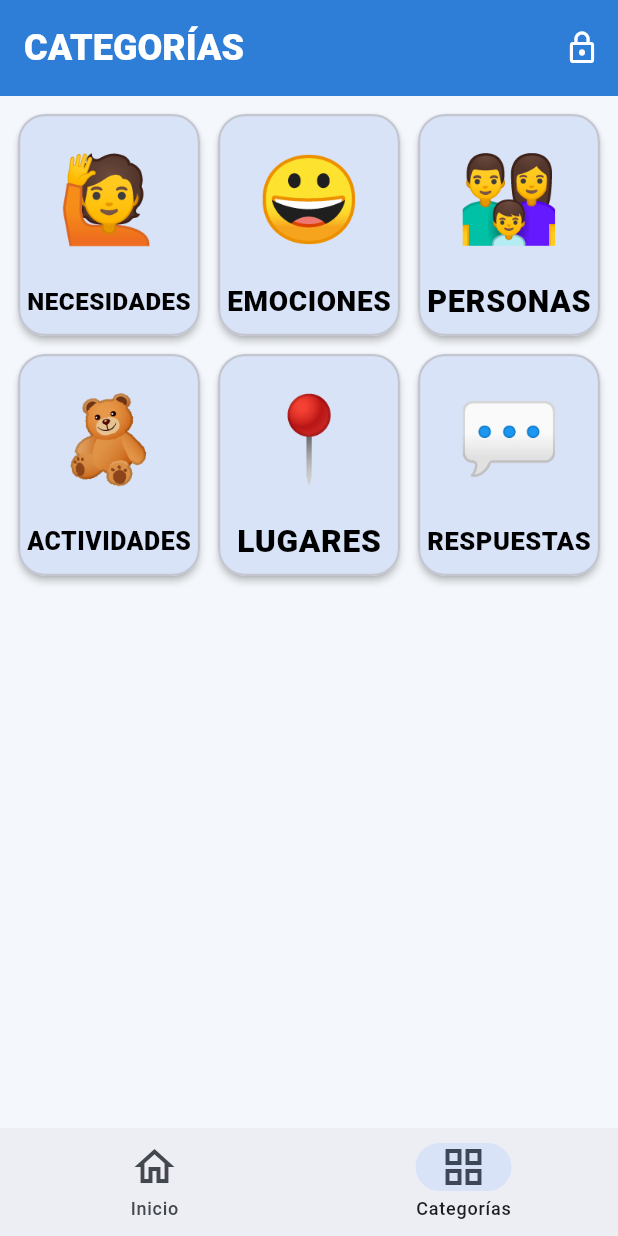
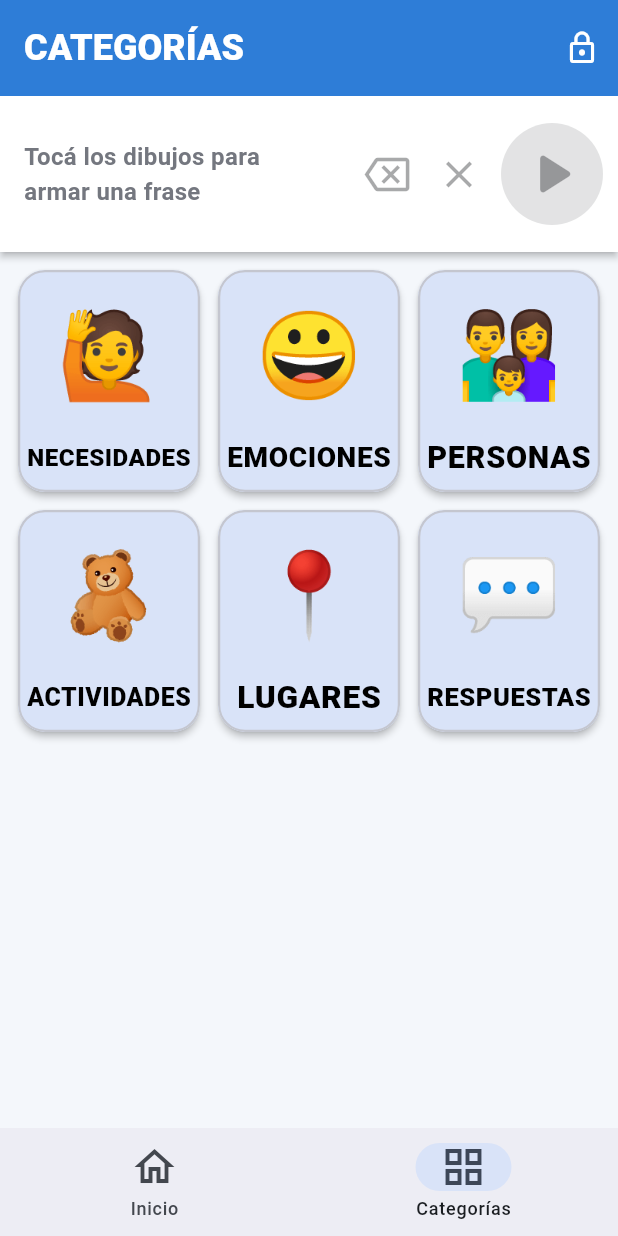
Before and after one commit to lordkindfyctyy/alejoapp, a Flutter app: the screen it shows after launch, item 2 of the bottom bar chosen, on a phone screen of 412 x 824 dp. Run offline on Flutter 3.47's test engine with Material 3 defaults, Android fonts, the phone set to English and light mode, and no system bars; our stand-ins replace audioplayers, flutter_tts, image_cropper, image_picker; missing offline and left inert: record.

Commit message:
Tira de frase: armar oraciones con los pictogramas
Cada pictograma que se toca se suma a una tira arriba del tablero (también
desde las categorías). ▶ dice la frase entera: de corrido con la voz del
teléfono, o palabra por palabra resaltando la que suena si alguna tiene voz
grabada. ⌫ borra la última y ✕ la frase entera; hasta 12 palabras.

Co-Authored-By: Claude Opus 5.5 <noreply@anthropic.com>
Claude-Session: https://claude.ai/code/session_011xeDX3PHxwmEyQjKQPbuE5

```diff
--- a/lib/main.dart
+++ b/lib/main.dart
@@ -7,6 +7,8 @@ import 'default_boards.dart';
 import 'edit_mode.dart';
 import 'screens/board_view.dart';
 import 'screens/categories_view.dart';
+import 'sentence.dart';
+import 'widgets/sentence_bar.dart';
 
 Future<void> main() async {
   WidgetsFlutterBinding.ensureInitialized();
@@ -17,9 +19,12 @@ Future<void> main() async {
 }
 
 class AlejoApp extends StatelessWidget {
-  const AlejoApp({super.key, required this.store});
+  const AlejoApp({super.key, required this.store, this.sentence});
 
   final BoardStore store;
+
+  /// Los tests pasan una que no usa la voz del teléfono.
+  final Sentence? sentence;
 
   @override
   Widget build(BuildContext context) {
@@ -27,6 +32,7 @@ class AlejoApp extends StatelessWidget {
       providers: [
         ChangeNotifierProvider.value(value: store),
         ChangeNotifierProvider(create: (_) => EditMode()),
+        ChangeNotifierProvider(create: (_) => sentence ?? Sentence()),
       ],
       child: MaterialApp(
         title: 'AlejoApp',
@@ -72,11 +78,19 @@ class _HomeScreenState extends State<HomeScreen> {
         ),
         actions: [EditModeButton(mode: context.read<EditMode>())],
       ),
-      body: IndexedStack(
-        index: _tab,
-        children: const [
-          BoardView(boardId: kHomeBoardId),
-          CategoriesView(),
+      body: Column(
+        children: [
+          // La frase sigue armada al pasar de Inicio a una categoría y volver.
+          const SentenceBar(),
+          Expanded(
+            child: IndexedStack(
+              index: _tab,
+              children: const [
+                BoardView(boardId: kHomeBoardId),
+                CategoriesView(),
+              ],
+            ),
+          ),
         ],
       ),
       bottomNavigationBar: NavigationBar(
--- /dev/null
+++ b/lib/sentence.dart
@@ -0,0 +1,96 @@
+import 'package:flutter/foundation.dart';
+
+import 'models.dart';
+import 'speaker.dart';
+
+/// Cómo se dice algo en voz alta (Speaker.say; los tests pasan otra).
+typedef SayFn = Future<void> Function(String text, {String? audioFile, bool wait});
+
+/// Una palabra de la frase: una copia del pictograma tal como estaba al
+/// tocarlo (si después se edita o se borra, la frase no se rompe).
+class SentenceWord {
+  SentenceWord({
+    required this.label,
+    required this.emoji,
+    this.imageFile,
+    this.audioFile,
+  });
+
+  final String label;
+  final String emoji;
+
+  /// Rutas completas de la foto y de la grabación propia, o null.
+  final String? imageFile;
+  final String? audioFile;
+}
+
+/// La frase que se va armando arriba del tablero: cada pictograma que se toca
+/// se suma al final ("YO" + "QUIERO" + "AGUA") y con ▶ se dice entera.
+class Sentence extends ChangeNotifier {
+  Sentence({SayFn? say}) : _say = say ?? Speaker.instance.say;
+
+  /// Más palabras no entran en la tira y ya no es una frase.
+  static const maxWords = 12;
+
+  final SayFn _say;
+  final List<SentenceWord> _words = [];
+  int? _speaking;
+
+  List<SentenceWord> get words => List.unmodifiable(_words);
+  bool get isEmpty => _words.isEmpty;
+
+  /// La palabra que se está diciendo ahora (para resaltarla), o null.
+  int? get speaking => _speaking;
+
+  /// Toda la frase como texto, p. ej. "YO QUIERO AGUA".
+  String get text => _words.map((w) => w.label).join(' ');
+
+  void add(Pictogram picto, {String? imageFile, String? audioFile}) {
+    if (_words.length >= maxWords) return;
+    _words.add(SentenceWord(
+      label: picto.label,
+      emoji: picto.emoji,
+      imageFile: imageFile,
+      audioFile: audioFile,
+    ));
+    notifyListeners();
+  }
+
+  void removeLast() {
+    if (_words.isEmpty) return;
+    _words.removeLast();
+    notifyListeners();
+  }
+
+  void clear() {
+    if (_words.isEmpty) return;
+    _words.clear();
+    _speaking = null;
+    notifyListeners();
+  }
+
+  /// Dice la frase entera. Si ninguna palabra tiene grabación propia, la dice
+  /// de una sola vez con la voz del teléfono (suena más natural); si no,
+  /// palabra por palabra, cada una con su grabación o con la voz.
+  Future<void> speak() async {
+    if (_words.isEmpty) return;
+    final words = List.of(_words);
+    if (words.every((w) => w.audioFile == null)) {
+      _setSpeaking(null);
+      await _say(text);
+      return;
+    }
+    for (var i = 0; i < words.length; i++) {
+      // Si mientras tanto se borró la frase, cortar.
+      if (_words.isEmpty) break;
+      _setSpeaking(i);
+      await _say(words[i].label, audioFile: words[i].audioFile, wait: true);
+    }
+    _setSpeaking(null);
+  }
+
+  void _setSpeaking(int? i) {
+    _speaking = i;
+    notifyListeners();
+  }
+}
--- /dev/null
+++ b/lib/widgets/sentence_bar.dart
@@ -0,0 +1,197 @@
+import 'dart:io';
+
+import 'package:flutter/material.dart';
+import 'package:provider/provider.dart';
+
+import '../sentence.dart';
+import '../speaker.dart';
+
+/// La tira de arriba con la frase que se va armando: los pictogramas tocados
+/// en orden, ▶ para decirla entera, ⌫ para sacar el último y ✕ para empezar
+/// de nuevo.
+class SentenceBar extends StatefulWidget {
+  const SentenceBar({super.key});
+
+  static const height = 104.0;
+
+  @override
+  State<SentenceBar> createState() => _SentenceBarState();
+}
+
+class _SentenceBarState extends State<SentenceBar> {
+  final _scroll = ScrollController();
+  int _lastCount = 0;
+
+  @override
+  void dispose() {
+    _scroll.dispose();
+    super.dispose();
+  }
+
+  /// Al sumar una palabra, mostrar el final de la tira.
+  void _followEnd(int count) {
+    if (count <= _lastCount) {
+      _lastCount = count;
+      return;
+    }
+    _lastCount = count;
+    WidgetsBinding.instance.addPostFrameCallback((_) {
+      if (_scroll.hasClients) {
+        _scroll.animateTo(
+          _scroll.position.maxScrollExtent,
+          duration: const Duration(milliseconds: 200),
+          curve: Curves.easeOut,
+        );
+      }
+    });
+  }
+
+  @override
+  Widget build(BuildContext context) {
+    final sentence = context.watch<Sentence>();
+    final scheme = Theme.of(context).colorScheme;
+    final words = sentence.words;
+    _followEnd(words.length);
+
+    return Material(
+      color: Colors.white,
+      elevation: 2,
+      child: SizedBox(
+        height: SentenceBar.height,
+        child: Row(
+          children: [
+            Expanded(
+              child: words.isEmpty
+                  ? Padding(
+                      padding: const EdgeInsets.symmetric(horizontal: 16),
+                      child: Text(
+                        'Tocá los dibujos para armar una frase',
+                        style: TextStyle(
+                          color: scheme.outline,
+                          fontSize: 16,
+                          fontWeight: FontWeight.w600,
+                        ),
+                      ),
+                    )
+                  : ListView.separated(
+                      controller: _scroll,
+                      scrollDirection: Axis.horizontal,
+                      padding: const EdgeInsets.all(8),
+                      itemCount: words.length,
+                      separatorBuilder: (_, _) => const SizedBox(width: 6),
+                      itemBuilder: (_, i) => _WordChip(
+                        word: words[i],
+                        highlighted: sentence.speaking == i,
+                      ),
+                    ),
+            ),
+            _RoundButton(
+              icon: Icons.backspace_outlined,
+              tooltip: 'Borrar el último',
+              onPressed: words.isEmpty ? null : sentence.removeLast,
+            ),
+            _RoundButton(
+              icon: Icons.close,
+              tooltip: 'Borrar la frase',
+              onPressed: words.isEmpty ? null : sentence.clear,
+            ),
+            Padding(
+              padding: const EdgeInsets.fromLTRB(4, 0, 10, 0),
+              child: SizedBox(
+                width: 68,
+                height: 68,
+                child: FilledButton(
+                  style: FilledButton.styleFrom(
+                    backgroundColor: const Color(0xFF2E9D4F),
+                    shape: const CircleBorder(),
+                    padding: EdgeInsets.zero,
+                  ),
+                  onPressed: words.isEmpty ? null : sentence.speak,
+                  child: const Icon(
+                    Icons.play_arrow_rounded,
+                    size: 48,
+                    semanticLabel: 'Decir la frase',
+                  ),
+                ),
+              ),
+            ),
+          ],
+        ),
+      ),
+    );
+  }
+}
+
+/// Una palabra en la tira; tocarla la dice sola.
+class _WordChip extends StatelessWidget {
+  const _WordChip({required this.word, required this.highlighted});
+
+  final SentenceWord word;
+  final bool highlighted;
+
+  @override
+  Widget build(BuildContext context) {
+    final scheme = Theme.of(context).colorScheme;
+    final image = word.imageFile;
+    return GestureDetector(
+      onTap: () => Speaker.instance.say(word.label, audioFile: word.audioFile),
+      child: AnimatedContainer(
+        duration: const Duration(milliseconds: 150),
+        width: 72,
+        decoration: BoxDecoration(
+          color: highlighted ? const Color(0xFFFFE08A) : scheme.surfaceContainerLowest,
+          borderRadius: BorderRadius.circular(12),
+          border: Border.all(
+            color: highlighted ? const Color(0xFFE0A800) : scheme.outlineVariant,
+            width: highlighted ? 3 : 1.5,
+          ),
+        ),
+        padding: const EdgeInsets.all(4),
+        child: Column(
+          children: [
+            Expanded(
+              child: image != null && File(image).existsSync()
+                  ? ClipRRect(
+                      borderRadius: BorderRadius.circular(8),
+                      child: Image.file(File(image), fit: BoxFit.cover, width: double.infinity),
+                    )
+                  : Center(
+                      child: Text(
+                        word.emoji.isEmpty ? '💬' : word.emoji,
+                        style: const TextStyle(fontSize: 30),
+                      ),
+                    ),
+            ),
+            Text(
+              word.label,
+              maxLines: 1,
+              overflow: TextOverflow.ellipsis,
+              textScaler: TextScaler.noScaling,
+              style: const TextStyle(fontSize: 12, fontWeight: FontWeight.w900),
+            ),
+          ],
+        ),
+      ),
+    );
+  }
+}
+
+class _RoundButton extends StatelessWidget {
+  const _RoundButton({
+    required this.icon,
+    required this.tooltip,
+    required this.onPressed,
+  });
+
+  final IconData icon;
+  final String tooltip;
+  final VoidCallback? onPressed;
+
+  @override
+  Widget build(BuildContext context) => IconButton(
+        iconSize: 30,
+        tooltip: tooltip,
+        onPressed: onPressed,
+        icon: Icon(icon),
+      );
+}
```
Also changed, not shown: lib/screens/board_view.dart (+9 -1 lines), lib/screens/categories_view.dart (+7 -1 lines), lib/speaker.dart (+17 -5 lines), 1 other file.
